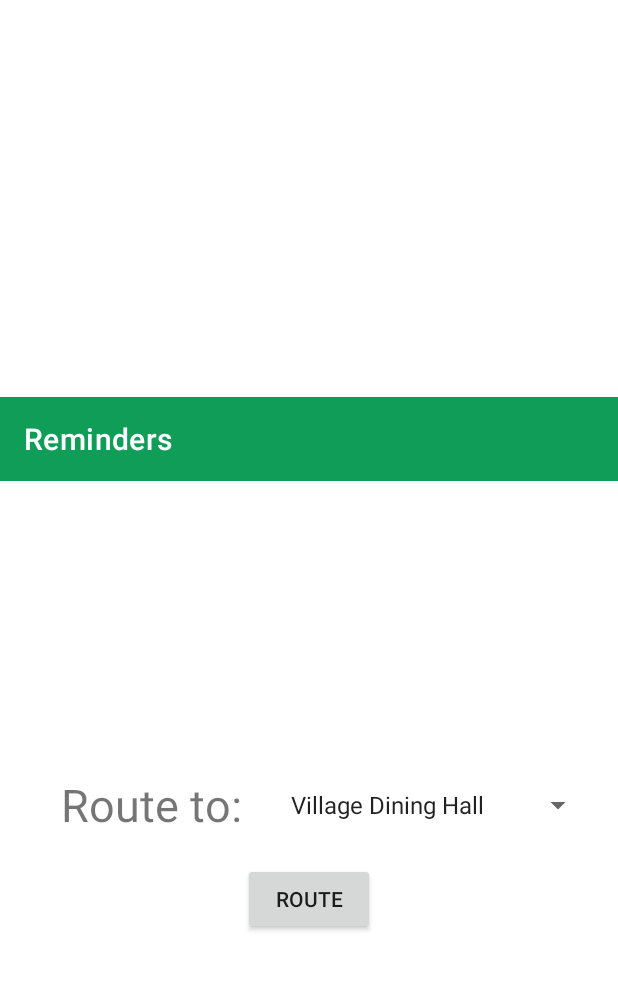
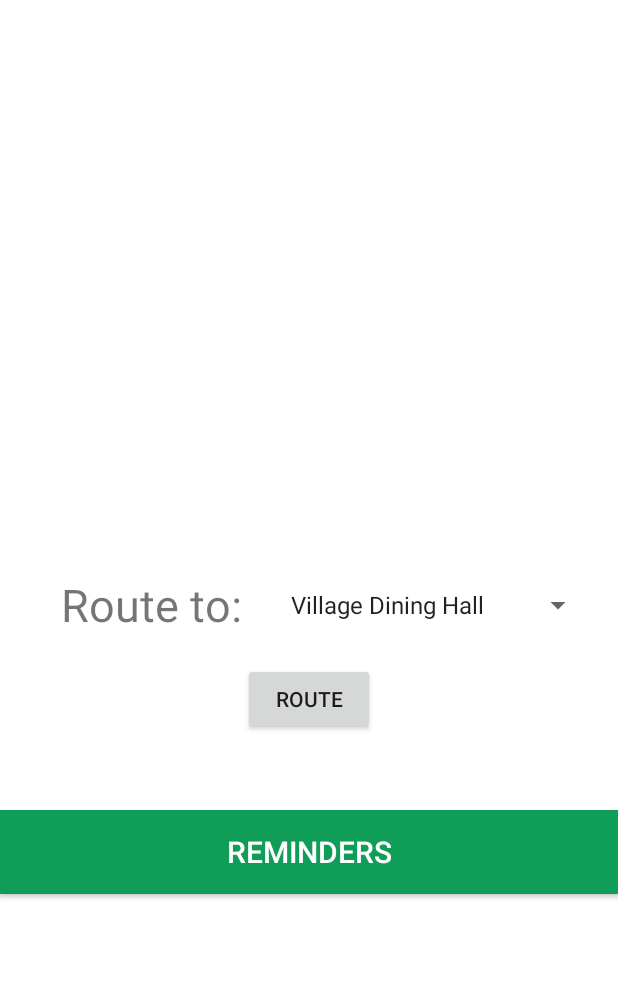
Before and after one commit to mehulkri/VillagePlanner, an Android app: the screen it shows after launch (HomepageActivity), on a phone screen of 412 x 824 dp, the part 137-1128 px from its top. Run offline under Robolectric (Android 15) with nearby library versions, the phone set to English and light mode, and no system bars; libraries missing offline, so code that uses them is left out: com.karumi.dexter; 1 statement that could not run was skipped.

Commit message:
Linking update.

```diff
--- a/app/src/main/java/com/example/villageplanner/ui/login/LoginActivity.java
+++ b/app/src/main/java/com/example/villageplanner/ui/login/LoginActivity.java
@@ -190,7 +190,7 @@ public class LoginActivity extends AppCompatActivity {
                 try {
                     task.getResult(ApiException.class);
                    // Credential credential = GoogleAuthProvider.getCredential();
-                    System.out.println("Sucess");
+                    System.out.println("Success");
                 } catch (ApiException e) {
                     System.out.println("Fail");
                 }
--- a/app/src/main/res/layout/activity_home_page.xml
+++ b/app/src/main/res/layout/activity_home_page.xml
@@ -21,7 +21,7 @@
         android:id="@+id/map"
         android:name="com.google.android.gms.maps.SupportMapFragment"
         android:layout_width="match_parent"
-        android:layout_height="300dp"
+        android:layout_height="400dp"
         android:layout_below="@+id/toolbar"
         tools:context=".HomeLogic.HomepageActivity" />
 
@@ -30,21 +30,6 @@
         android:layout_height="match_parent"
         android:layout_below="@+id/map"
         android:orientation="vertical">
-
-        <androidx.appcompat.widget.Toolbar
-            android:id="@+id/reminder"
-            android:layout_width="match_parent"
-            android:layout_height="wrap_content"
-            android:background="#0F9D58"
-            android:minHeight="?attr/actionBarSize"
-            android:theme="?attr/actionBarTheme"
-            app:title="Reminders"
-            app:titleTextColor="#ffff" />
-
-        <TextView
-            android:id="@+id/Reminders"
-            android:layout_width="match_parent"
-            android:layout_height="177dp" />
 
         <LinearLayout
             android:layout_width="match_parent"
@@ -70,6 +55,7 @@
 
         </LinearLayout>
 
+
             <Button
                 android:id="@+id/display_route"
                 android:layout_width="wrap_content"
@@ -78,7 +64,25 @@
                 android:onClick="buttonClick"
                 android:text="@string/route" />
 
+            <TextView
+                android:layout_width="match_parent"
+                android:layout_height="50dp"
+                android:gravity="center"
+                android:textSize="30sp"/>
 
+        <Button
+            android:id="@+id/reminder"
+            android:layout_width="match_parent"
+            android:layout_height="wrap_content"
+            android:background="#0F9D58"
+            android:minHeight="?attr/actionBarSize"
+            android:theme="?attr/actionBarTheme"
+            app:title="Reminders"
+            android:text="@string/reminders"
+            android:textSize="20sp"
+            android:gravity="center"
+            app:titleTextColor="#ffff"
+            android:onClick="goToReminders"/>
 
 
     </LinearLayout>
--- a/app/src/main/res/values/strings.xml
+++ b/app/src/main/res/values/strings.xml
@@ -14,5 +14,6 @@
     <string name="title_activity_homepage">HomepageActivity</string>
     <string name="route">Route</string>
     <string name="routeto">Route to:</string>
+    <string name="reminders">Reminders</string>
 
 </resources>
```
Also changed, not shown: app/src/main/AndroidManifest.xml (+8 -2 lines), app/src/main/java/com/example/villageplanner/HomeLogic/HomepageActivity.java (+7 -0 lines), app/src/main/java/com/example/villageplanner/ReminderLogic/CreateReminder.java (+9 -2 lines), app/src/main/java/com/example/villageplanner/ReminderLogic/Reminder.java (+8 -0 lines), app/src/main/java/com/example/villageplanner/ReminderLogic/ReminderPage.java (+9 -0 lines). Lines whose indentation alone changed are shown as unchanged.
